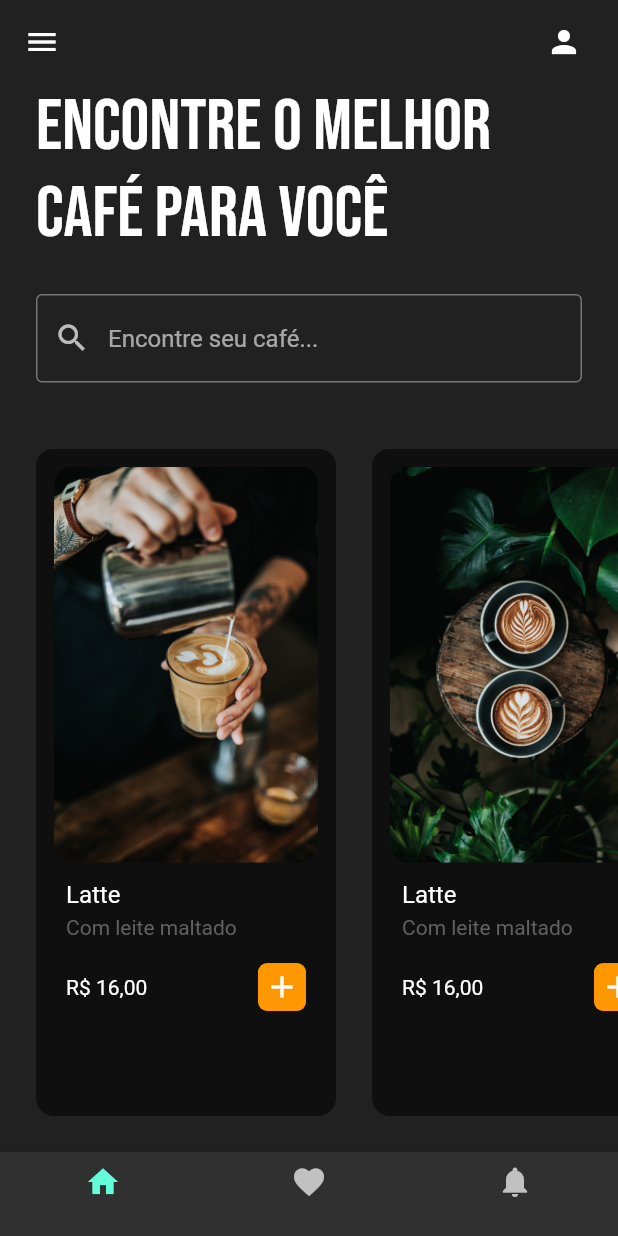
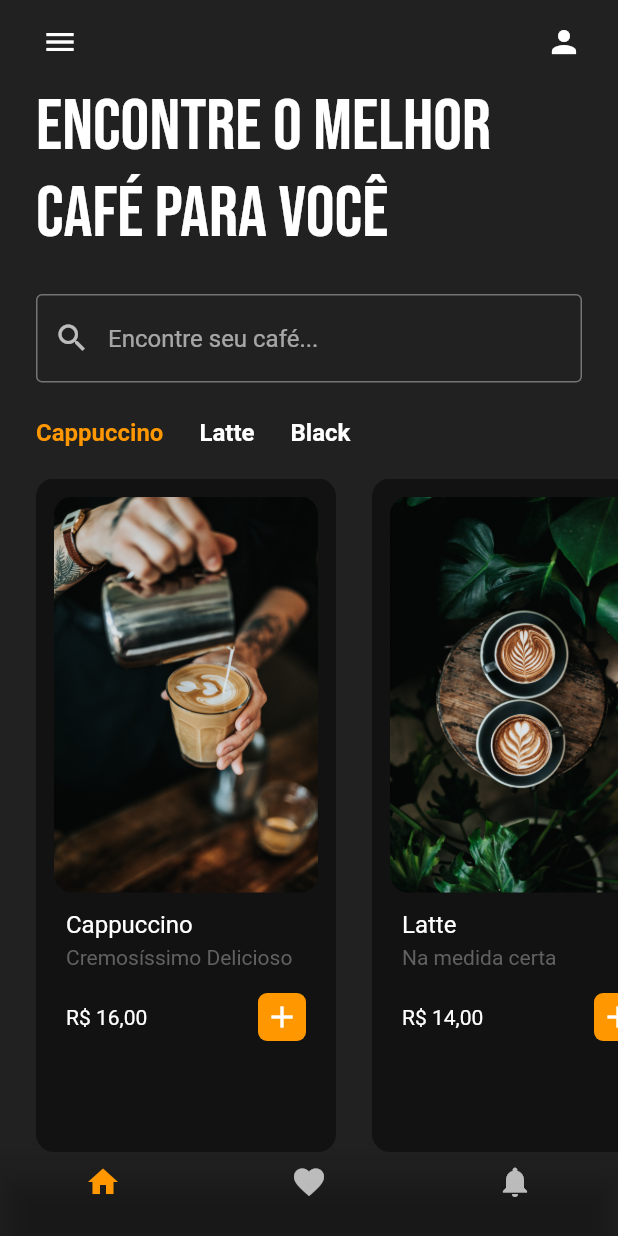
Before and after one commit to StephanieTabosa/coffee-ui-flutter, a Flutter app: the screen it shows after launch, on a phone screen of 412 x 824 dp. Run offline on Flutter 3.47's test engine with Material 2 defaults, Android fonts, the phone set to English and light mode, and no system bars; our stand-ins replace google_fonts.

Commit message:
Finalizando cards Coffee e App

```diff
--- a/lib/main.dart
+++ b/lib/main.dart
@@ -11,11 +11,10 @@ class MyApp extends StatelessWidget {
   @override
   Widget build(BuildContext context) {
     return MaterialApp(
-      theme: ThemeData(brightness: Brightness.dark,
-      primarySwatch: Colors.orange) ,
+      theme:
+          ThemeData(brightness: Brightness.dark, primarySwatch: Colors.orange),
       debugShowCheckedModeBanner: false,
-      home: HomePage(),
-
+      home: const HomePage(),
     );
   }
 }
--- a/lib/pages/home_page.dart
+++ b/lib/pages/home_page.dart
@@ -1,3 +1,4 @@
+import 'package:coffee_app_ui/util/coffee_names.dart';
 import 'package:coffee_app_ui/util/coffee_tile.dart';
 import 'package:flutter/material.dart';
 import 'package:google_fonts/google_fonts.dart';
@@ -10,27 +11,42 @@ class HomePage extends StatefulWidget {
 }
 
 class _HomePageState extends State<HomePage> {
+  // list of coffee types
+  // [coffee type, isSelected]
+  final List coffeeType = [
+    ['Cappuccino', true],
+    ['Latte', false],
+    ['Black', false]
+  ];
+
+  // user tapped on coffee names
+  void coffeeTypeSelected(int index) {
+    setState(() {
+      //this for loop makes every selection
+      for (int i = 0; i < coffeeType.length; i++) {
+        coffeeType[i][1] = false;
+      }
+      coffeeType[index][1] = true;
+    });
+  }
+
   @override
   Widget build(BuildContext context) {
     return Scaffold(
       backgroundColor: Colors.grey[900],
       appBar: AppBar(
-          leading: Icon(Icons.menu),
-          actions: [
+        leading: const Padding(
+          padding: EdgeInsets.only(left: 24.0),
+          child: Icon(Icons.menu),
+        ),
+        actions: const [
           Padding(
-              padding: const EdgeInsets.only(right: 24.0),
+            padding: EdgeInsets.only(right: 24.0),
             child: Icon(Icons.person),
           )
         ],
         elevation: 0,
         backgroundColor: Colors.transparent,
-        ),
-        bottomNavigationBar: BottomNavigationBar(
-          items: [
-            BottomNavigationBarItem(icon: Icon(Icons.home), label: ''),
-            BottomNavigationBarItem(icon: Icon(Icons.favorite), label: ''),
-            BottomNavigationBarItem(icon: Icon(Icons.notifications), label: ''),
-          ],
       ),
       body: Column(
         children: [
@@ -39,14 +55,14 @@ class _HomePageState extends State<HomePage> {
             child: Text('Encontre o melhor café para você',
                 style: GoogleFonts.bebasNeue(fontSize: 48)),
           ),
-            SizedBox(
+          const SizedBox(
             height: 24,
           ),
           Padding(
             padding: const EdgeInsets.symmetric(horizontal: 24.0),
             child: TextField(
               decoration: InputDecoration(
-                  prefixIcon: Icon(Icons.search),
+                prefixIcon: const Icon(Icons.search),
                 hintText: 'Encontre seu café...',
                 focusedBorder: OutlineInputBorder(
                     borderSide: BorderSide(color: Colors.grey.shade600)),
@@ -55,27 +71,64 @@ class _HomePageState extends State<HomePage> {
               ),
             ),
           ),
-            SizedBox(
+          const SizedBox(
             height: 24,
           ),
 
           //horizontal listview of coffee
-            Container(
-              height: 20,
-
+          SizedBox(
+            height: 40,
+            child: ListView.builder(
+              scrollDirection: Axis.horizontal,
+              itemCount: coffeeType.length,
+              itemBuilder: (context, index) {
+                return CoffeeName(
+                    name: coffeeType[index][0],
+                    isSelected: coffeeType[index][1],
+                    onTap: () {
+                      coffeeTypeSelected(index);
+                    });
+              },
+            ),
           ),
 
           //horizontal listview of coffee tiles
           Expanded(
               child: ListView(
             scrollDirection: Axis.horizontal,
-              children: [
-                CoffeeTile('images/coffee1.jpg'),
-                CoffeeTile('images/coffee2.jpg'),
-                CoffeeTile('images/coffee3.jpg'),
+            children: const [
+              CoffeeTile(
+                  coffeeImg: 'images/coffee1.jpg',
+                  coffeeDescription: 'Cremosíssimo Delicioso',
+                  coffeeName: 'Cappuccino',
+                  coffeePrice: 'R\$ 16,00'),
+              CoffeeTile(
+                  coffeeImg: 'images/coffee2.jpg',
+                  coffeeDescription: 'Na medida certa',
+                  coffeeName: 'Latte',
+                  coffeePrice: 'R\$ 14,00'),
+              CoffeeTile(
+                  coffeeImg: 'images/coffee3.jpg',
+                  coffeeDescription: 'Espresso Cream',
+                  coffeeName: 'Latte',
+                  coffeePrice: 'R\$ 16,00'),
             ],
-            ))
+          )),
         ],
-        ));
+      ),
+      bottomNavigationBar: BottomNavigationBar(
+        backgroundColor: Colors.transparent,
+        items: const [
+          BottomNavigationBarItem(
+              icon: Icon(
+                Icons.home,
+                color: Colors.orange,
+              ),
+              label: ''),
+          BottomNavigationBarItem(icon: Icon(Icons.favorite), label: ''),
+          BottomNavigationBarItem(icon: Icon(Icons.notifications), label: ''),
+        ],
+      ),
+    );
   }
 }
--- /dev/null
+++ b/lib/util/coffee_names.dart
@@ -0,0 +1,31 @@
+import 'package:flutter/material.dart';
+
+class CoffeeName extends StatelessWidget {
+  final String name;
+  final bool isSelected;
+  final VoidCallback onTap;
+
+  const CoffeeName(
+      {required this.name,
+      required this.isSelected,
+      required this.onTap,
+      Key? key})
+      : super(key: key);
+
+  @override
+  Widget build(BuildContext context) {
+    return GestureDetector(
+      onTap: onTap,
+      child: Padding(
+        padding: const EdgeInsets.only(left: 24.0),
+        child: Text(
+          name,
+          style: TextStyle(
+              fontSize: 16,
+              fontWeight: FontWeight.bold,
+              color: isSelected ? Colors.orange : Colors.white),
+        ),
+      ),
+    );
+  }
+}
--- a/lib/util/coffee_tile.dart
+++ b/lib/util/coffee_tile.dart
@@ -1,20 +1,29 @@
 import 'package:flutter/material.dart';
 
 class CoffeeTile extends StatelessWidget {
-  final String img;
+  final String coffeeImg;
+  final String coffeeName;
+  final String coffeeDescription;
+  final String coffeePrice;
 
-  const CoffeeTile(this.img, {Key? key}) : super(key: key);
+  const CoffeeTile(
+      {required this.coffeeImg,
+      required this.coffeeName,
+      required this.coffeePrice,
+      required this.coffeeDescription,
+      Key? key})
+      : super(key: key);
 
   @override
   Widget build(BuildContext context) {
     return Padding(
-      padding: const EdgeInsets.only(left: 24.0, bottom: 24),
+      padding: const EdgeInsets.only(left: 24.0),
       child: Container(
-        padding: EdgeInsets.all(12),
+        padding: const EdgeInsets.all(12),
         width: 200,
         decoration: BoxDecoration(
           borderRadius: BorderRadius.circular(12),
-          color: Colors.black54,
+          color: Colors.black45,
         ),
         child: Column(
           crossAxisAlignment: CrossAxisAlignment.start,
@@ -22,7 +31,7 @@ class CoffeeTile extends StatelessWidget {
             //coffee image
             ClipRRect(
                 borderRadius: BorderRadius.circular(12),
-                child: Image.asset(img)),
+                child: Image.asset(coffeeImg)),
 
             //coffee name
             Padding(
@@ -31,32 +40,36 @@ class CoffeeTile extends StatelessWidget {
                 crossAxisAlignment: CrossAxisAlignment.start,
                 children: [
                   Text(
-                    'Latte',
-                    style: TextStyle(fontSize: 16),
+                    coffeeName,
+                    style: const TextStyle(fontSize: 16),
                   ),
-                  SizedBox(
+                  const SizedBox(
                     height: 4,
                   ),
                   Text(
-                    'Com leite maltado',
+                    coffeeDescription,
+                    overflow: TextOverflow.ellipsis,
                     style: TextStyle(color: Colors.grey[700]),
                   ),
-                  // price
+                  // coffee price
                   Padding(
                     padding: const EdgeInsets.symmetric(vertical: 16.0),
                     child: Row(
                       mainAxisAlignment: MainAxisAlignment.spaceBetween,
                       children: [
-                        Text('R\$ 16,00'),
+                        Text(coffeePrice),
                         Container(
-                            padding: EdgeInsets.all(4),
+                            padding: const EdgeInsets.all(4),
                             decoration: BoxDecoration(
                                 color: Colors.orange,
                                 borderRadius: BorderRadius.circular(6)),
-                            child: Icon(Icons.add))
+                            child: const Icon(Icons.add))
                       ],
                     ),
-                  )
+                  ),
+                  const SizedBox(
+                    height: 24,
+                  ),
                 ],
               ),
             ),
```
Lines whose indentation alone changed are shown as unchanged.
